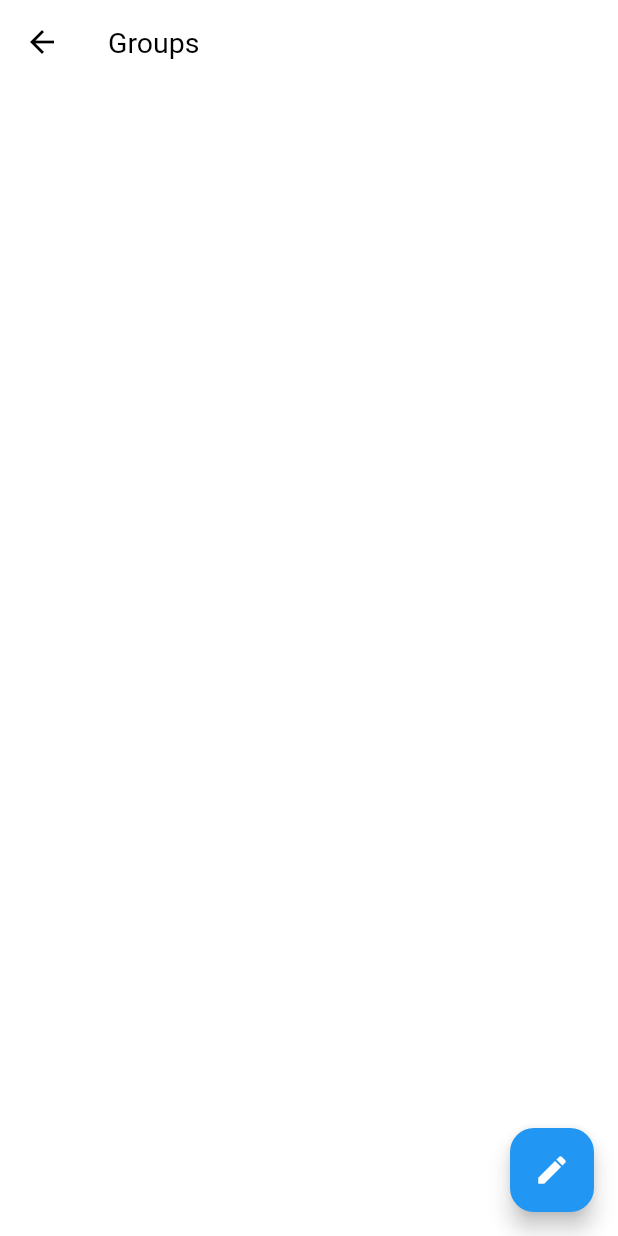
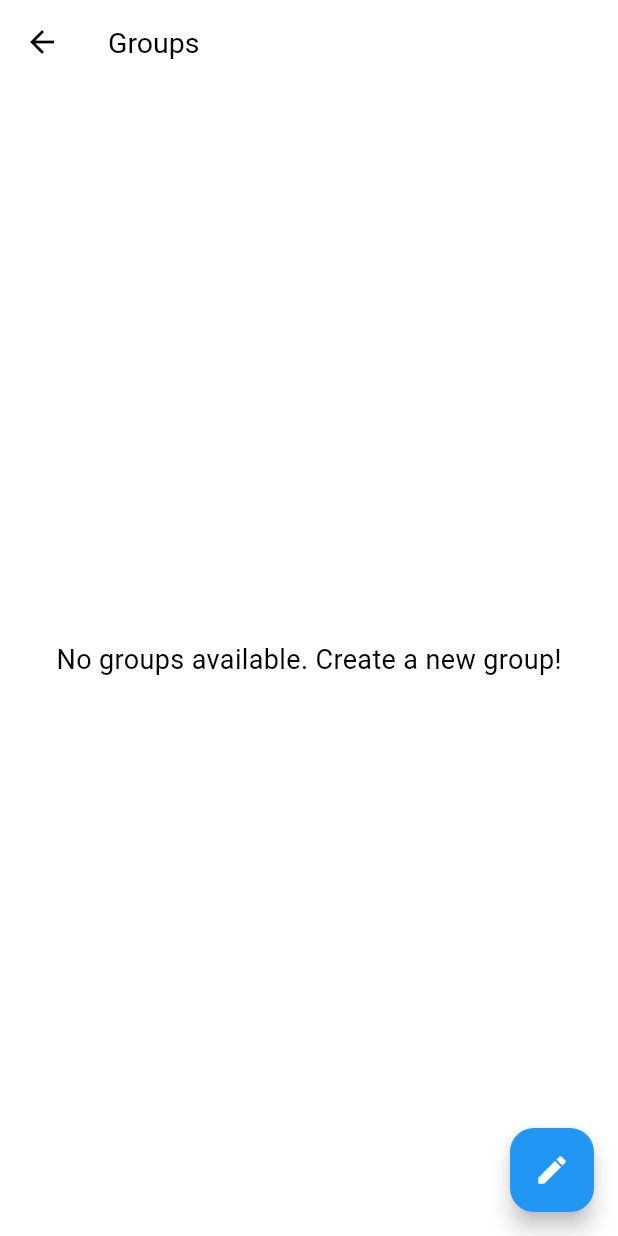
Before and after one commit to Ariwjy/Chat-App-Layn, a Flutter app: the GroupChatHomeScreen screen opened directly, on a phone screen of 412 x 824 dp. Run offline on Flutter 3.47's test engine with Material 3 defaults, Android fonts, the phone set to English and light mode, and no system bars; our stand-ins replace cached_network_image, cloud_firestore, emoji_picker_flutter, firebase_auth, firebase_core, firebase_messaging and 5 more; missing offline and left inert: gallery_saver_updated; accounts and stored records are empty.

Commit message:
menambahkan message jika tidak ada group available

```diff
--- a/lib/screen/groupchat/group_chat_screen.dart
+++ b/lib/screen/groupchat/group_chat_screen.dart
@@ -55,6 +55,13 @@ class _GroupChatHomeScreenState extends State<GroupChatHomeScreen> {
               alignment: Alignment.center,
               child: CircularProgressIndicator(),
             )
+          : groupList.isEmpty
+              ? Center(
+                  child: Text(
+                    "No groups available. Create a new group!",
+                    style: TextStyle(fontSize: 18),
+                  ),
+                )
               : ListView.builder(
                   itemCount: groupList.length,
                   itemBuilder: (context, index) {
```
Lines whose indentation alone changed are shown as unchanged.
